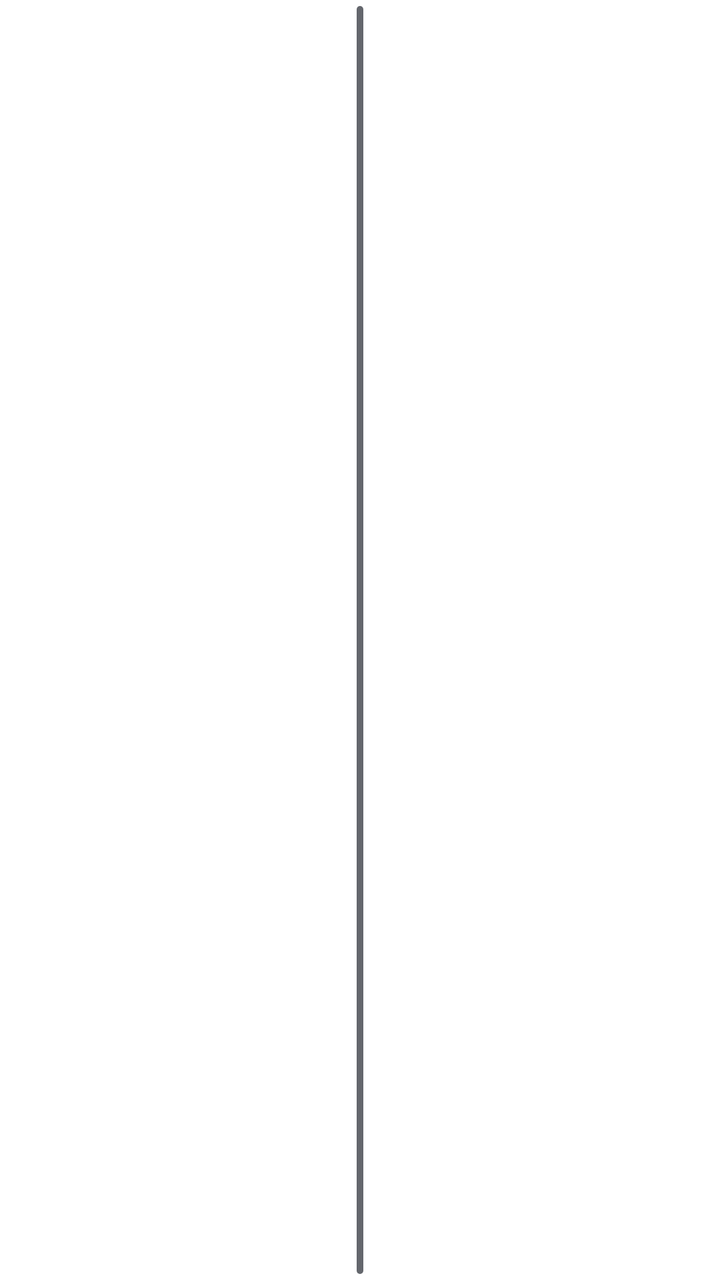
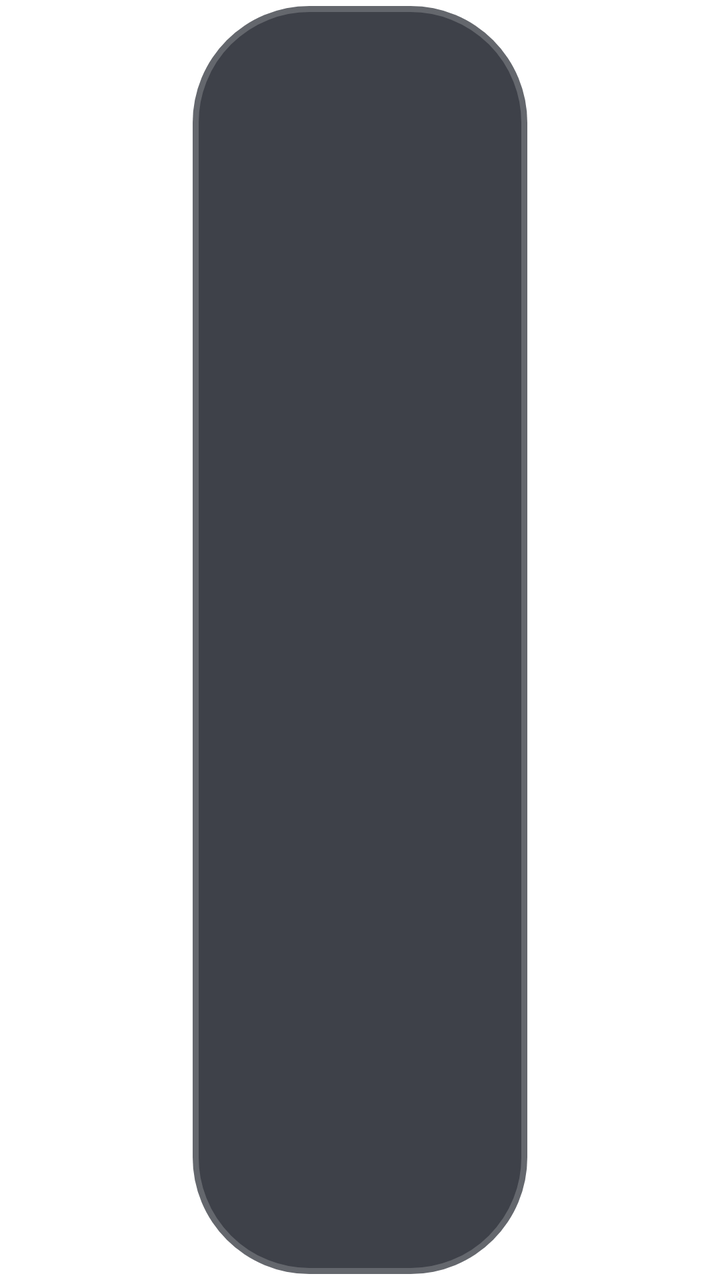

Screens rendered from an Android XML layout before and after an edit, with the pre-edit source and the edit as a unified diff.
<!-- AndroidManifest.xml: application theme AppTheme.NoActionBar -->
<!-- res/layout/dialog_xwalk.xml -->
<?xml version="1.0" encoding="utf-8"?>
<FrameLayout xmlns:android="http://schemas.android.com/apk/res/android"
    android:layout_width="match_parent"
    android:layout_height="match_parent">

    <LinearLayout
        android:layout_width="match_parent"
        android:layout_height="wrap_content"
        android:layout_gravity="center"
        android:layout_marginLeft="@dimen/vs_30"
        android:layout_marginRight="@dimen/vs_30"
        android:background="@drawable/shape_danmu_setting_bg"
        android:orientation="vertical"
        android:padding="@dimen/vs_30">

        <TextView
            android:id="@+id/downXWalkArch"
            android:layout_width="match_parent"
            android:layout_height="wrap_content"
            android:layout_gravity="center"
            android:focusable="false"
            android:gravity="center"
            android:lineSpacingExtra="@dimen/ts_50"
            android:lineSpacingMultiplier="0"
            android:text="下载XWalkView运行组件"
            android:textColor="@color/dialog_text_primary"
            android:textSize="@dimen/ts_24" />

        <TextView
            android:id="@+id/downXWalk"
            android:layout_width="match_parent"
            android:layout_height="@dimen/vs_50"
            android:layout_gravity="center"
            android:layout_marginTop="@dimen/vs_30"
            android:background="@drawable/button_danmu_setting"
            android:focusable="true"
            android:gravity="center"
            android:text="下载"
            android:textColor="@color/dialog_text_primary"
            android:textSize="@dimen/ts_22" />

    </LinearLayout>
</FrameLayout>
<!-- resources referenced by this layout -->
<resources>
  <color name="dialog_text_primary">#FFFFFFFF</color>
  <dimen name="ts_22">15mm</dimen>
  <dimen name="ts_24">16mm</dimen>
  <dimen name="ts_50">20mm</dimen>
  <dimen name="vs_30">30mm</dimen>
  <dimen name="vs_50">50mm</dimen>
  <!-- drawable button_danmu_setting (drawable) -->
  <?xml version="1.0" encoding="utf-8"?>
  <selector xmlns:android="http://schemas.android.com/apk/res/android">
      <item android:state_focused="true">
          <shape>
              <corners android:radius="@dimen/vs_6" />
              <solid android:color="@color/dialog_control_bg_focused" />
              <stroke
                  android:width="@dimen/vs_1"
                  android:color="@color/dialog_control_stroke_focused" />
          </shape>
      </item>
      <item>
          <shape>
              <corners android:radius="@dimen/vs_6" />
              <solid android:color="@color/dialog_control_bg" />
              <stroke
                  android:width="@dimen/vs_1"
                  android:color="@color/dialog_control_stroke" />
          </shape>
      </item>
  </selector>
  <!-- drawable shape_danmu_setting_bg (drawable) -->
  <?xml version="1.0" encoding="utf-8"?>
  <shape xmlns:android="http://schemas.android.com/apk/res/android">
      <corners android:radius="@dimen/vs_10" />
      <solid android:color="@color/dialog_panel_bg" />
      <stroke
          android:width="@dimen/vs_1"
          android:color="@color/dialog_panel_stroke" />
  </shape>
  <style name="AppTheme.NoActionBar" parent="AppTheme">
          <item name="android:windowActionBar">false</item>
          <item name="android:windowNoTitle">true</item>
          <item name="windowActionBar">false</item>
          <item name="android:windowFullscreen">false</item>//手机版：默认保留状态栏，全屏页面运行时再隐藏
          <item name="android:windowContentOverlay">@null</item>//是否有遮盖
          <item name="windowNoTitle">true</item>
          <item name="android:keepScreenOn">true</item>
          
          <item name="android:windowBackground">@android:color/transparent</item>
          
          <item name="android:statusBarColor">@android:color/transparent</item>
          <item name="android:windowDrawsSystemBarBackgrounds">true</item>
      </style>
  <dimen name="vs_6">6mm</dimen>
  <color name="dialog_control_bg_focused">#CC1890FF</color>
  <dimen name="vs_1">1mm</dimen>
  <color name="dialog_control_stroke_focused">#CC02F8E1</color>
  <color name="dialog_control_bg">#80353744</color>
  <color name="dialog_control_stroke">#22FFFFFF</color>
  <dimen name="vs_10">10mm</dimen>
  <color name="dialog_panel_bg">#D91D202A</color>
  <color name="dialog_panel_stroke">#33FFFFFF</color>
  <style name="AppTheme" parent="Theme.AppCompat.Light.DarkActionBar">
          
          <item name="colorPrimary">@color/color_6200EE</item>
          <item name="colorPrimaryDark">@color/color_3700B3</item>
          <item name="colorAccent">@color/color_03DAC5</item>
      </style>
  <color name="color_6200EE">#6200EE</color>
  <color name="color_3700B3">#3700B3</color>
  <color name="color_03DAC5">#03DAC5</color>
</resources>

<!-- the commit's change to res/layout/dialog_xwalk.xml (unified diff, before → after) -->
@@ -7,11 +7,11 @@
         android:layout_width="match_parent"
         android:layout_height="wrap_content"
         android:layout_gravity="center"
-        android:layout_marginLeft="@dimen/vs_30"
-        android:layout_marginRight="@dimen/vs_30"
+        android:layout_marginLeft="@dimen/vs_16"
+        android:layout_marginRight="@dimen/vs_16"
         android:background="@drawable/shape_danmu_setting_bg"
         android:orientation="vertical"
-        android:padding="@dimen/vs_30">
+        android:padding="@dimen/vs_16">
 
         <TextView
             android:id="@+id/downXWalkArch"
@@ -20,24 +20,24 @@
             android:layout_gravity="center"
             android:focusable="false"
             android:gravity="center"
-            android:lineSpacingExtra="@dimen/ts_50"
+            android:lineSpacingExtra="@dimen/vs_6"
             android:lineSpacingMultiplier="0"
             android:text="下载XWalkView运行组件"
             android:textColor="@color/dialog_text_primary"
-            android:textSize="@dimen/ts_24" />
+            android:textSize="@dimen/ts_14" />
 
         <TextView
             android:id="@+id/downXWalk"
             android:layout_width="match_parent"
-            android:layout_height="@dimen/vs_50"
+            android:layout_height="@dimen/vs_36"
             android:layout_gravity="center"
-            android:layout_marginTop="@dimen/vs_30"
+            android:layout_marginTop="@dimen/vs_14"
             android:background="@drawable/button_danmu_setting"
             android:focusable="true"
             android:gravity="center"
             android:text="下载"
             android:textColor="@color/dialog_text_primary"
-            android:textSize="@dimen/ts_22" />
+            android:textSize="@dimen/ts_16" />
 
     </LinearLayout>
 </FrameLayout>
<!-- resource entries referenced after the edit -->
@@ -1,11 +1,11 @@
 <!-- resources referenced by this layout -->
 <resources>
   <color name="dialog_text_primary">#FFFFFFFF</color>
-  <dimen name="ts_22">15mm</dimen>
-  <dimen name="ts_24">16mm</dimen>
-  <dimen name="ts_50">20mm</dimen>
-  <dimen name="vs_30">30mm</dimen>
-  <dimen name="vs_50">50mm</dimen>
+  <dimen name="ts_14">12mm</dimen>
+  <dimen name="ts_16">12mm</dimen>
+  <dimen name="vs_14">14mm</dimen>
+  <dimen name="vs_16">16mm</dimen>
+  <dimen name="vs_36">36mm</dimen>
   <!-- drawable button_danmu_setting (drawable) -->
   <?xml version="1.0" encoding="utf-8"?>
   <selector xmlns:android="http://schemas.android.com/apk/res/android">
